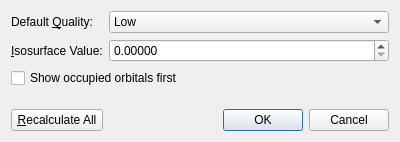
Before: the Qt Designer form libavogadro/src/extensions/surfaces/orbitalsettingsdialog.ui in cryos/avogadro, drawn with Qt 5.
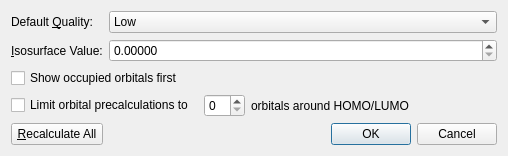
After: the same form once the commit is applied.

Commit message: Limit orbital precalculations to a specified number of orbitals.

The edit to the form file:
```diff
--- a/libavogadro/src/extensions/surfaces/orbitalsettingsdialog.ui
+++ b/libavogadro/src/extensions/surfaces/orbitalsettingsdialog.ui
@@ -6,15 +6,15 @@
    <rect>
     <x>0</x>
     <y>0</y>
-    <width>400</width>
-    <height>142</height>
+    <width>508</width>
+    <height>143</height>
    </rect>
   </property>
   <property name="windowTitle">
    <string>Dialog</string>
   </property>
   <layout class="QGridLayout" name="gridLayout">
-   <item row="4" column="0">
+   <item row="6" column="0">
     <widget class="QPushButton" name="push_recalc">
      <property name="text">
       <string>&amp;Recalculate All</string>
@@ -75,7 +75,7 @@
      </property>
     </widget>
    </item>
-   <item row="3" column="0">
+   <item row="5" column="0">
     <spacer name="verticalSpacer">
      <property name="orientation">
       <enum>Qt::Vertical</enum>
@@ -95,7 +95,7 @@
      </property>
     </widget>
    </item>
-   <item row="4" column="1">
+   <item row="6" column="1">
     <widget class="QDialogButtonBox" name="buttonBox">
      <property name="orientation">
       <enum>Qt::Horizontal</enum>
@@ -105,6 +105,40 @@
      </property>
     </widget>
    </item>
+   <item row="3" column="0" colspan="2">
+    <layout class="QHBoxLayout" name="horizontalLayout">
+     <item>
+      <widget class="QCheckBox" name="cb_limit_precalc">
+       <property name="text">
+        <string>Limit orbital precalculations to </string>
+       </property>
+      </widget>
+     </item>
+     <item>
+      <widget class="QSpinBox" name="spin_precalc_range"/>
+     </item>
+     <item>
+      <widget class="QLabel" name="label_3">
+       <property name="text">
+        <string>orbitals around HOMO/LUMO</string>
+       </property>
+      </widget>
+     </item>
+     <item>
+      <spacer name="horizontalSpacer">
+       <property name="orientation">
+        <enum>Qt::Horizontal</enum>
+       </property>
+       <property name="sizeHint" stdset="0">
+        <size>
+         <width>40</width>
+         <height>20</height>
+        </size>
+       </property>
+      </spacer>
+     </item>
+    </layout>
+   </item>
   </layout>
  </widget>
  <resources/>
```
The commit also changes 5 other files.
